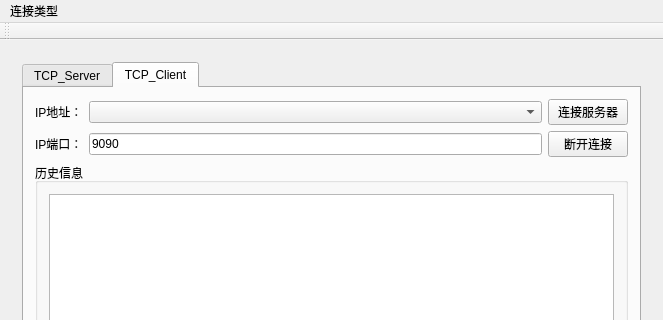
Qt form Qt_exp/tcp_udp/mainwindow.ui (w809291634/QT_Creator_Study) before a commit; both pictures show x 0 to 663 and y 0 to 320 of the 663 by 686 pixel window.
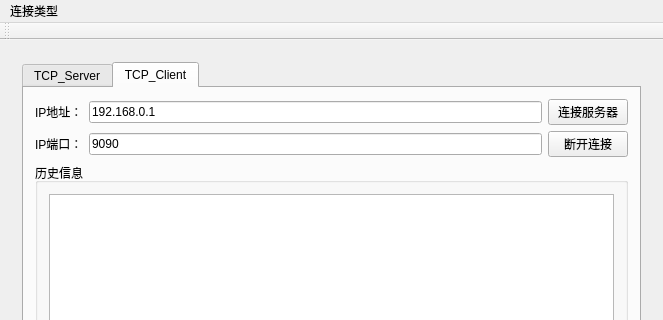
The same form after that commit.

Patch:
```diff
--- a/Qt_exp/tcp_udp/mainwindow.ui
+++ b/Qt_exp/tcp_udp/mainwindow.ui
@@ -14,7 +14,7 @@
    <string>MainWindow</string>
   </property>
   <widget class="QWidget" name="centralWidget">
-   <layout class="QGridLayout" name="gridLayout">
+   <layout class="QGridLayout" name="gridLayout_6">
     <item row="0" column="0">
      <widget class="QStackedWidget" name="stackedWidget">
       <widget class="QWidget" name="tcp_widget">
@@ -160,7 +160,7 @@
            <attribute name="title">
             <string>TCP_Client</string>
            </attribute>
-           <layout class="QGridLayout" name="gridLayout_6">
+           <layout class="QGridLayout" name="gridLayout">
             <item row="0" column="0">
              <widget class="QLabel" name="label_5">
               <property name="text">
@@ -169,7 +169,11 @@
              </widget>
             </item>
             <item row="0" column="1">
-             <widget class="QComboBox" name="tcp_c_ip_cbox"/>
+             <widget class="QLineEdit" name="tcp_c_ip_ledit">
+              <property name="text">
+               <string>192.168.0.1</string>
+              </property>
+             </widget>
             </item>
             <item row="0" column="2">
              <widget class="QPushButton" name="tcp_c_connect_btn">
```
